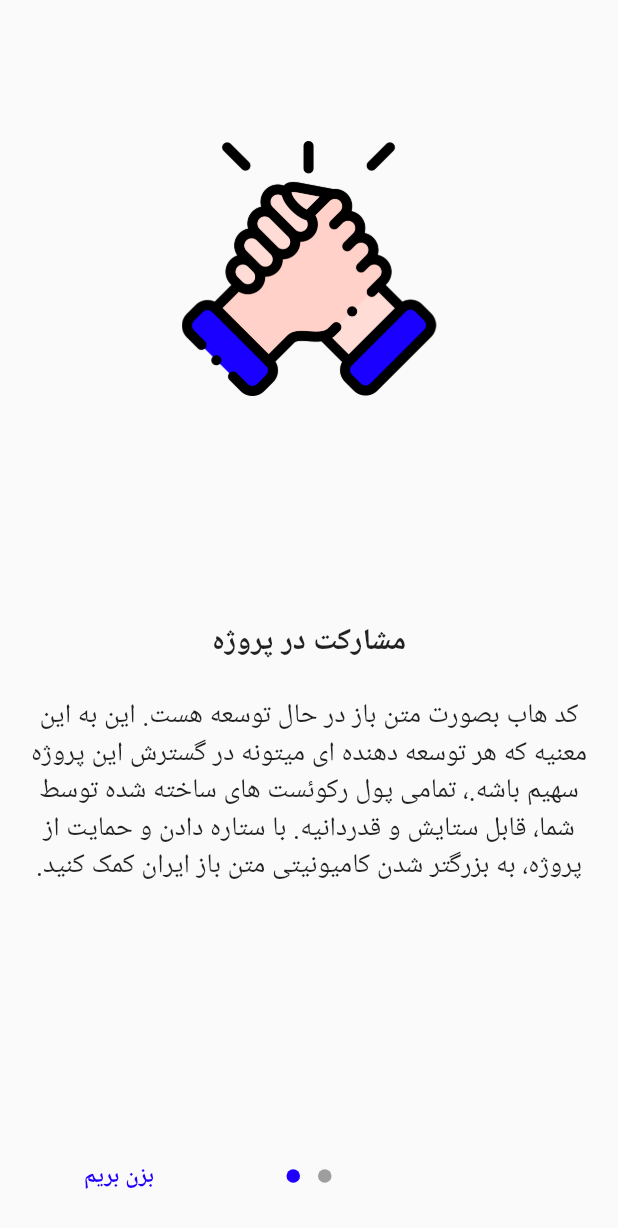
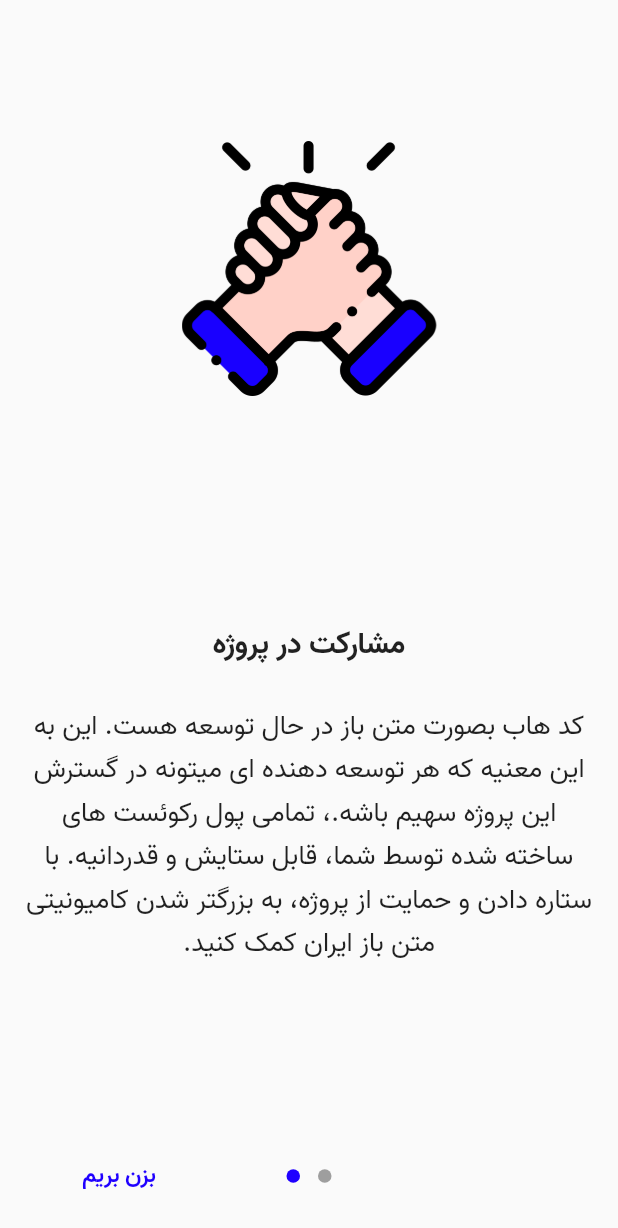
Before and after one commit to codehub-ir/codehub-mobile, a Flutter app: the screen it shows after launch, swiped to page 2, on a phone screen of 412 x 824 dp. Shown: the top 1228 px of the screen. Run offline on Flutter 3.47's test engine with Material 2 defaults, Android fonts, the phone set to English and light mode, and no system bars; drawn by our look-alikes of introduction_screen.

Commit message:
vazir font added

```diff
--- a/lib/constant/app_theme/app_theme.dart
+++ b/lib/constant/app_theme/app_theme.dart
@@ -2,5 +2,8 @@ import 'package:codehub/constant/app_colors/app_colors.dart';
 import 'package:flutter/material.dart';
 
 class AppTheme {
-  static final theme = ThemeData(primaryColor: primaryColor);
+  static final theme = ThemeData(
+    primaryColor: primaryColor,
+    fontFamily: "vazir",
+  );
 }
```
Also changed, not shown: pubspec.yaml (+7 -13 lines), fonts/Vazir-Bold.ttf (added), fonts/Vazir-Regular.ttf (added), pubspec.lock, 2 other files.
